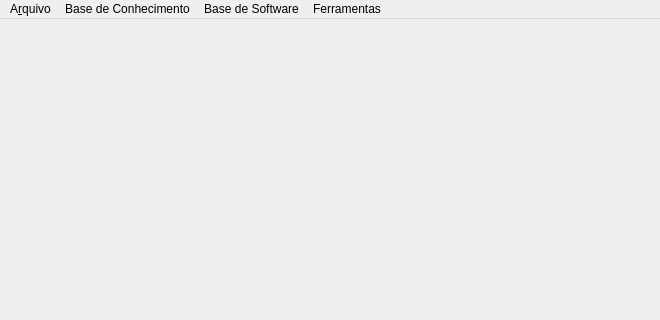
Above: cte/Ui/Forms/mainwindow.ui from rodrigobmg/metaeditor before the change; both pictures show x 0 to 660 and y 0 to 320 of the 660 by 569 pixel window. Below: the same form after it.
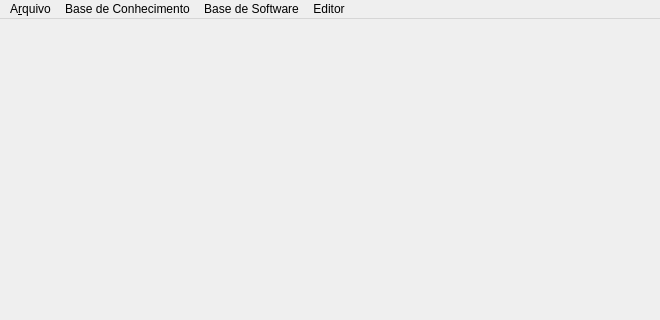
That is the form after the change.

Diff of the .ui file:
```diff
--- a/cte/Ui/Forms/mainwindow.ui
+++ b/cte/Ui/Forms/mainwindow.ui
@@ -34,7 +34,7 @@
    </widget>
    <widget class="QMenu" name="menuTools">
     <property name="title">
-     <string>Ferramentas</string>
+     <string>Editor</string>
     </property>
     <addaction name="act_goto"/>
    </widget>
```
Left out of the diff: 6 changed lines with no effect on the pictures.
